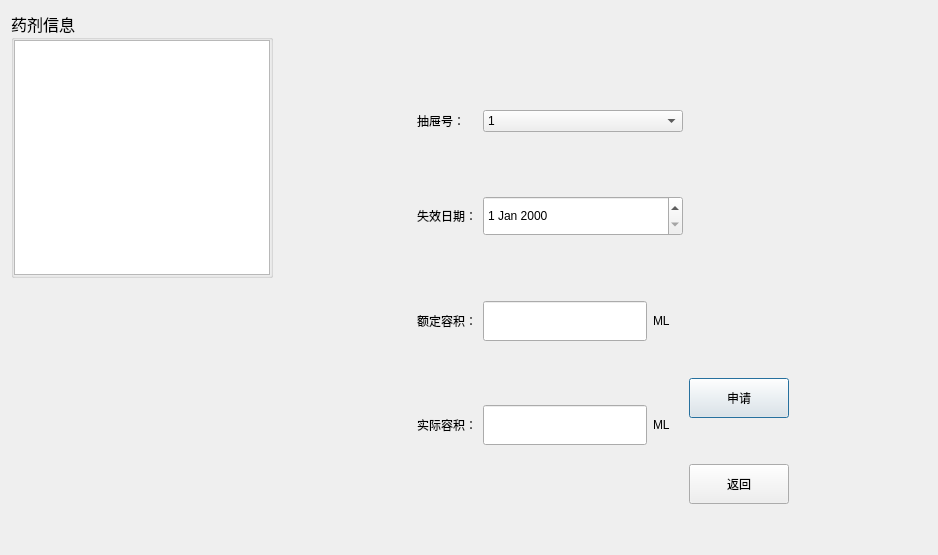
Above: qt/SmartCabinet/ui/common/dg_requestposition.ui from huanghl365/web before the change. Below: the same form after it.
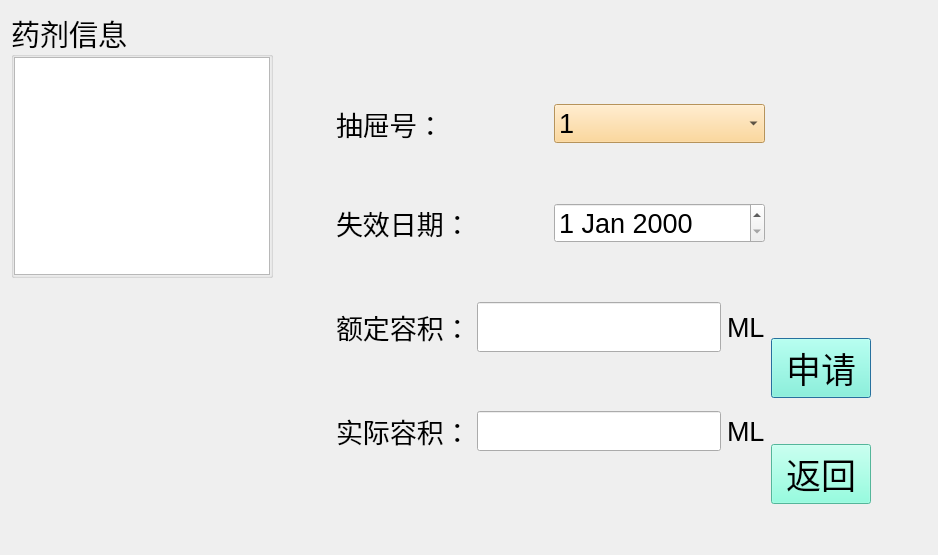
That is the form after the change.

Diff of the .ui file:
```diff
--- a/qt/SmartCabinet/ui/common/dg_requestposition.ui
+++ b/qt/SmartCabinet/ui/common/dg_requestposition.ui
@@ -28,8 +28,8 @@
         <widget class="QGroupBox" name="groupBox">
          <property name="font">
           <font>
-           <family>Agency FB</family>
-           <pointsize>12</pointsize>
+           <family>Sans Serif</family>
+           <pointsize>22</pointsize>
           </font>
          </property>
          <property name="title">
@@ -52,7 +52,14 @@
            <number>0</number>
           </property>
           <item row="0" column="0">
-           <widget class="QTextBrowser" name="TB_info"/>
+           <widget class="QTextBrowser" name="TB_info">
+            <property name="font">
+             <font>
+              <family>Sans Serif</family>
+              <pointsize>14</pointsize>
+             </font>
+            </property>
+           </widget>
           </item>
          </layout>
         </widget>
@@ -121,6 +128,11 @@
             <layout class="QHBoxLayout" name="horizontalLayout">
              <item>
               <widget class="QLabel" name="label">
+               <property name="font">
+                <font>
+                 <pointsize>20</pointsize>
+                </font>
+               </property>
                <property name="text">
                 <string>抽屉号：</string>
                </property>
@@ -134,6 +146,14 @@
                  <height>0</height>
                 </size>
                </property>
+               <property name="font">
+                <font>
+                 <pointsize>20</pointsize>
+                </font>
+               </property>
+               <property name="styleSheet">
+                <string notr="true">background-color: rgb(255, 206, 126);</string>
+               </property>
                <item>
                 <property name="text">
                  <string>1</string>
@@ -195,6 +215,11 @@
             <layout class="QHBoxLayout" name="horizontalLayout_2">
              <item>
               <widget class="QLabel" name="label_2">
+               <property name="font">
+                <font>
+                 <pointsize>20</pointsize>
+                </font>
+               </property>
                <property name="text">
                 <string>失效日期：</string>
                </property>
@@ -208,6 +233,11 @@
                  <height>40</height>
                 </size>
                </property>
+               <property name="font">
+                <font>
+                 <pointsize>20</pointsize>
+                </font>
+               </property>
               </widget>
              </item>
             </layout>
@@ -229,6 +259,11 @@
             <layout class="QHBoxLayout" name="horizontalLayout_3">
              <item>
               <widget class="QLabel" name="label_3">
+               <property name="font">
+                <font>
+                 <pointsize>20</pointsize>
+                </font>
+               </property>
                <property name="text">
                 <string>额定容积：</string>
                </property>
@@ -238,10 +273,21 @@
               <widget class="QLineEdit" name="lE_bottle">
                <property name="minimumSize">
                 <size>
-                 <width>0</width>
-                 <height>40</height>
+                 <width>50</width>
+                 <height>50</height>
                 </size>
                </property>
+               <property name="maximumSize">
+                <size>
+                 <width>16777215</width>
+                 <height>16777215</height>
+                </size>
+               </property>
+               <property name="font">
+                <font>
+                 <pointsize>20</pointsize>
+                </font>
+               </property>
               </widget>
              </item>
              <item>
@@ -252,6 +298,11 @@
                  <height>0</height>
                 </size>
                </property>
+               <property name="font">
+                <font>
+                 <pointsize>20</pointsize>
+                </font>
+               </property>
                <property name="text">
                 <string>ML</string>
                </property>
@@ -276,6 +327,11 @@
             <layout class="QHBoxLayout" name="horizontalLayout_4">
              <item>
               <widget class="QLabel" name="label_4">
+               <property name="font">
+                <font>
+                 <pointsize>20</pointsize>
+                </font>
+               </property>
                <property name="text">
                 <string>实际容积：</string>
                </property>
@@ -289,6 +345,11 @@
                  <height>40</height>
                 </size>
                </property>
+               <property name="font">
+                <font>
+                 <pointsize>20</pointsize>
+                </font>
+               </property>
               </widget>
              </item>
              <item>
@@ -299,6 +360,11 @@
                  <height>0</height>
                 </size>
                </property>
+               <property name="font">
+                <font>
+                 <pointsize>20</pointsize>
+                </font>
+               </property>
                <property name="text">
                 <string>ML</string>
                </property>
@@ -344,6 +410,14 @@
                <height>40</height>
               </size>
              </property>
+             <property name="font">
+              <font>
+               <pointsize>26</pointsize>
+              </font>
+             </property>
+             <property name="styleSheet">
+              <string notr="true">background-color: rgb(117, 255, 216);</string>
+             </property>
              <property name="text">
               <string>申请</string>
              </property>
@@ -370,6 +444,14 @@
                <height>40</height>
               </size>
              </property>
+             <property name="font">
+              <font>
+               <pointsize>26</pointsize>
+              </font>
+             </property>
+             <property name="styleSheet">
+              <string notr="true">background-color: rgb(117, 255, 216);</string>
+             </property>
              <property name="text">
               <string>返回</string>
              </property>
```
